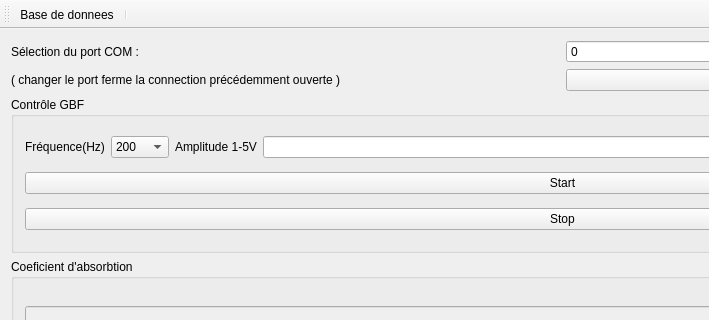
The window that main_interface/main_interfaceQt/mainwindow.ui (b3rnvrd/Kundt-s-tube-automation) describes before a commit, drawn with Qt 5; both pictures show x 0 to 709 and y 0 to 320 of the 1125 by 448 pixel window.
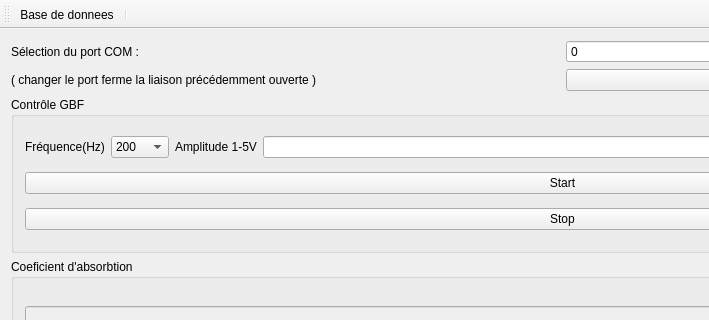
The same window after the commit. Icons and pictures are not drawn.

Patch:
```diff
--- a/main_interface/main_interfaceQt/mainwindow.ui
+++ b/main_interface/main_interfaceQt/mainwindow.ui
@@ -29,7 +29,7 @@
         <item>
          <widget class="QLabel" name="label_2">
           <property name="text">
-           <string>( changer le port ferme la connection précédemment ouverte )</string>
+           <string>( changer le port ferme la liaison précédemment ouverte )</string>
           </property>
          </widget>
         </item>
```
